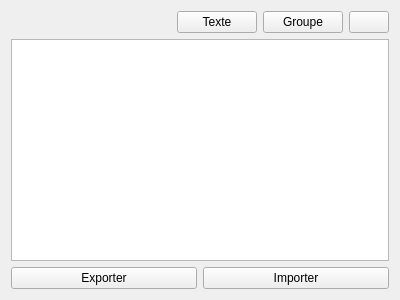
The window that sources/ui/dynamicelementtextitemeditor.ui (qelectrotech/qelectrotech-source-mirror) describes before a commit, drawn with Qt 5.
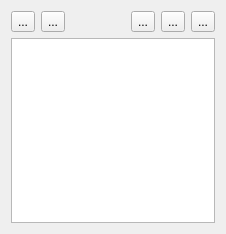
The same window after the commit. Icons and pictures are not drawn.

Commit message: User can export / import the configuration of the texts and texts group of an element.

```diff
--- a/sources/ui/dynamicelementtextitemeditor.ui
+++ b/sources/ui/dynamicelementtextitemeditor.ui
@@ -6,8 +6,8 @@
    <rect>
     <x>0</x>
     <y>0</y>
-    <width>400</width>
-    <height>300</height>
+    <width>226</width>
+    <height>234</height>
    </rect>
   </property>
   <property name="windowTitle">
@@ -17,7 +17,35 @@
    <item>
     <layout class="QHBoxLayout" name="horizontalLayout">
      <item>
-      <spacer name="horizontalSpacer">
+      <widget class="QToolButton" name="m_export_pb">
+       <property name="toolTip">
+        <string>Exporter l'actuelle configuration des textes</string>
+       </property>
+       <property name="text">
+        <string>...</string>
+       </property>
+       <property name="icon">
+        <iconset resource="../../qelectrotech.qrc">
+         <normaloff>:/ico/16x16/document-save.png</normaloff>:/ico/16x16/document-save.png</iconset>
+       </property>
+      </widget>
+     </item>
+     <item>
+      <widget class="QToolButton" name="m_import_pb">
+       <property name="toolTip">
+        <string>Importer une configuration de texte</string>
+       </property>
+       <property name="text">
+        <string>...</string>
+       </property>
+       <property name="icon">
+        <iconset resource="../../qelectrotech.qrc">
+         <normaloff>:/ico/16x16/folder-open.png</normaloff>:/ico/16x16/folder-open.png</iconset>
+       </property>
+      </widget>
+     </item>
+     <item>
+      <spacer name="horizontalSpacer_2">
        <property name="orientation">
         <enum>Qt::Horizontal</enum>
        </property>
@@ -30,12 +58,12 @@
       </spacer>
      </item>
      <item>
-      <widget class="QPushButton" name="m_add_text">
+      <widget class="QToolButton" name="m_add_text">
        <property name="toolTip">
         <string>Ajouter un texte</string>
        </property>
        <property name="text">
-        <string>Texte</string>
+        <string>...</string>
        </property>
        <property name="icon">
         <iconset resource="../../qelectrotech.qrc">
@@ -44,12 +72,12 @@
       </widget>
      </item>
      <item>
-      <widget class="QPushButton" name="m_add_group">
+      <widget class="QToolButton" name="m_add_group">
        <property name="toolTip">
         <string>Ajouter un groupe de textes</string>
        </property>
        <property name="text">
-        <string>Groupe</string>
+        <string>...</string>
        </property>
        <property name="icon">
         <iconset resource="../../qelectrotech.qrc">
@@ -58,12 +86,12 @@
       </widget>
      </item>
      <item>
-      <widget class="QPushButton" name="m_remove_selection">
+      <widget class="QToolButton" name="m_remove_selection">
        <property name="toolTip">
         <string>Supprimer la sélection</string>
        </property>
        <property name="text">
-        <string/>
+        <string>...</string>
        </property>
        <property name="icon">
         <iconset resource="../../qelectrotech.qrc">
@@ -93,22 +121,7 @@
     </widget>
    </item>
    <item>
-    <layout class="QHBoxLayout" name="m_im_exp_layout">
-     <item>
-      <widget class="QPushButton" name="m_export_pb">
-       <property name="text">
-        <string>Exporter</string>
-       </property>
-      </widget>
-     </item>
-     <item>
-      <widget class="QPushButton" name="m_import_pb">
-       <property name="text">
-        <string>Importer</string>
-       </property>
-      </widget>
-     </item>
-    </layout>
+    <layout class="QHBoxLayout" name="m_im_exp_layout"/>
    </item>
   </layout>
  </widget>
```
Left out of the diff: 4 changed lines with no effect on the pictures. The commit also changes 10 other files.
